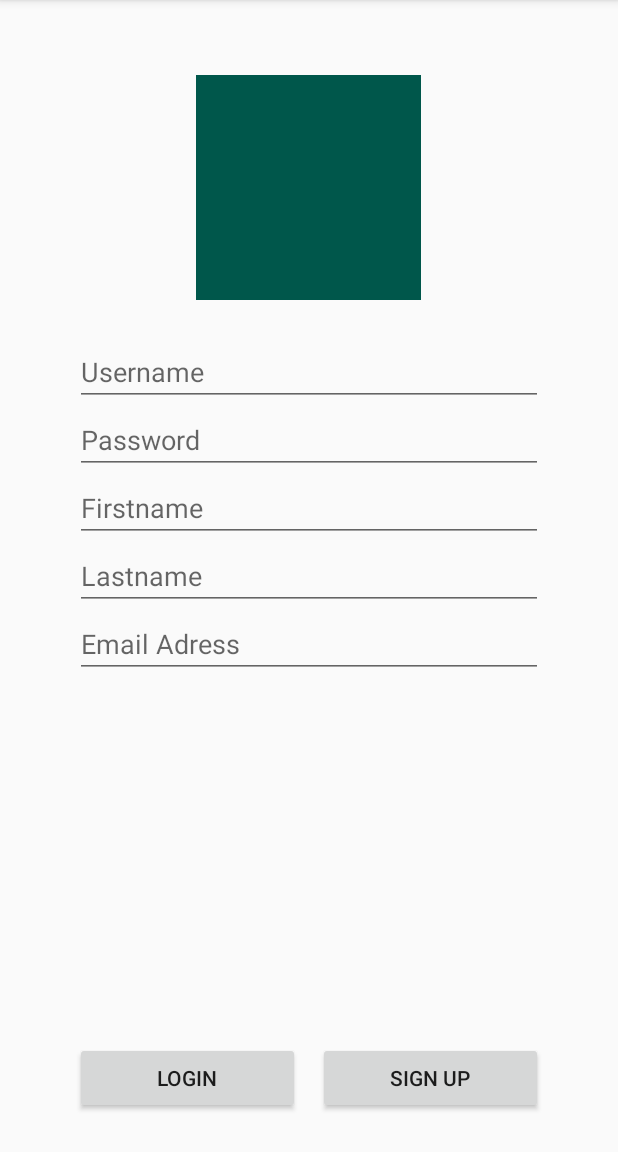
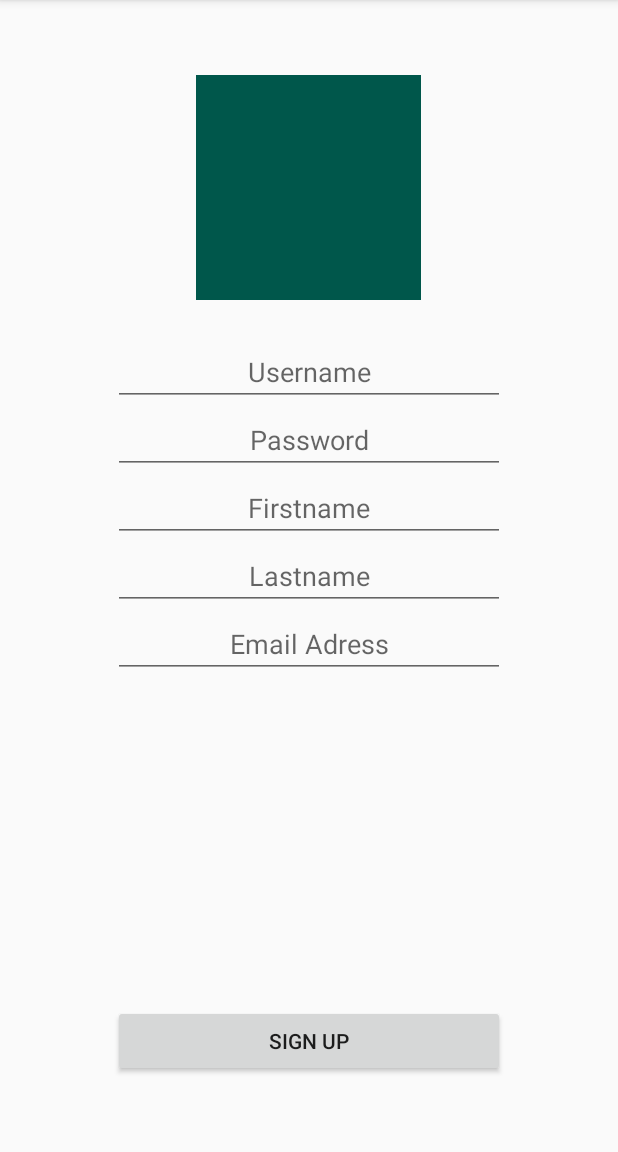
Before and after one commit to jerry1177/VideoGramFrontEnd, an Android app: the SignupFragment screen opened through its navigation route, on a phone screen of 412 x 824 dp, the part 84-1236 px from its top. Run offline under Robolectric (Android 15) with nearby library versions, the phone set to English and light mode, and no system bars.

Commit message:
Sign Up and Login updates

```diff
--- a/app/src/main/res/layout/fragment_signup.xml
+++ b/app/src/main/res/layout/fragment_signup.xml
@@ -8,8 +8,8 @@
     <RelativeLayout
         android:layout_width="fill_parent"
         android:layout_height="fill_parent"
-        android:paddingLeft="50dp"
-        android:paddingRight="50dp"
+        android:paddingLeft="75dp"
+        android:paddingRight="75dp"
         android:orientation="vertical" >
         <ImageView
             android:id="@+id/VideogramLogo"
@@ -25,49 +25,58 @@
             android:layout_height="wrap_content"
             android:layout_marginTop="25dp"
             android:layout_below="@id/VideogramLogo"
+            android:textAlignment="center"
+            android:maxLines="1"
+            android:inputType="text"
+            android:imeOptions="actionNext"
             android:hint="Username" />
         <EditText
             android:id="@+id/Password"
             android:layout_width="fill_parent"
             android:layout_height="wrap_content"
             android:layout_below="@id/Username"
+            android:textAlignment="center"
+            android:maxLines="1"
+            android:inputType="text"
+            android:imeOptions="actionNext"
             android:hint="Password" />
         <EditText
             android:id="@+id/Firstname"
             android:layout_width="fill_parent"
             android:layout_height="wrap_content"
             android:layout_below="@id/Password"
+            android:textAlignment="center"
+            android:maxLines="1"
+            android:inputType="text"
+            android:imeOptions="actionNext"
             android:hint="Firstname" />
-        android:layout_height="wrap_content"
-        android:layout_below="@id/Password"
-        android:hint="Firstname" />
+
         <EditText
             android:id="@+id/Lastname"
             android:layout_width="fill_parent"
             android:layout_height="wrap_content"
             android:layout_below="@id/Firstname"
+            android:textAlignment="center"
+            android:maxLines="1"
+            android:inputType="text"
+            android:imeOptions="actionNext"
             android:hint="Lastname" />
         <EditText
             android:id="@+id/Email"
             android:layout_width="fill_parent"
             android:layout_height="wrap_content"
             android:layout_below="@id/Lastname"
+            android:textAlignment="center"
+            android:maxLines="1"
+            android:inputType="text"
+            android:imeOptions="actionDone"
             android:hint="Email Adress" />
         <Button
-            android:id="@+id/LoginButton"
-            android:layout_width="150dp"
+            android:id="@+id/SignUpButton"
+            android:layout_width="fill_parent"
             android:layout_height="wrap_content"
             android:layout_alignParentBottom="true"
-            android:layout_alignParentLeft="true"
-            android:layout_marginBottom="25dp"
-            android:text="Login"/>
-        <Button
-            android:id="@+id/SignUpButton"
-            android:layout_width="150dp"
-            android:layout_height="wrap_content"
-            android:layout_alignParentBottom="true"
-            android:layout_alignParentRight="true"
-            android:layout_marginBottom="25dp"
+            android:layout_marginBottom="50dp"
             android:text="Sign Up" />
     </RelativeLayout>
 
```
Also changed, not shown: app/src/main/java/com/example/videogramfrontend/LoginFragment.java (+41 -4 lines), app/src/main/java/com/example/videogramfrontend/SignupFragment.java (+41 -4 lines), app/src/main/res/layout/fragment_login.xml (+16 -9 lines).
